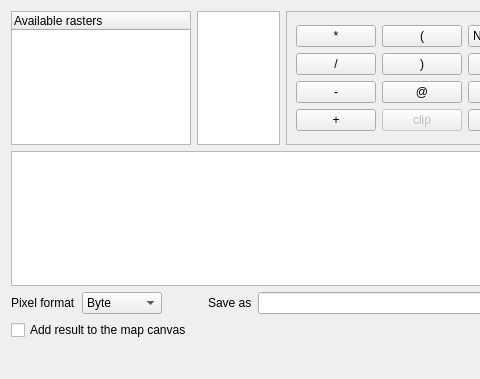
First picture: the form in rastercalcdialogbase.ui, repository nextgis/qgis_rastercalc, before the edit; both pictures show x 0 to 480 and y 0 to 379 of the 741 by 379 pixel window.
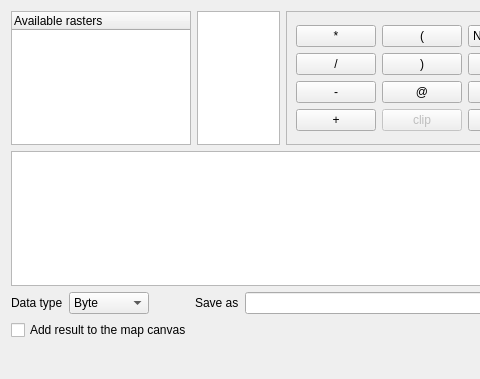
Second picture: the form after the edit.

```diff
--- a/rastercalcdialogbase.ui
+++ b/rastercalcdialogbase.ui
@@ -279,7 +279,7 @@
      <item>
       <widget class="QLabel" name="label_2">
        <property name="text">
-        <string>Pixel format</string>
+        <string>Data type</string>
        </property>
       </widget>
      </item>
```
